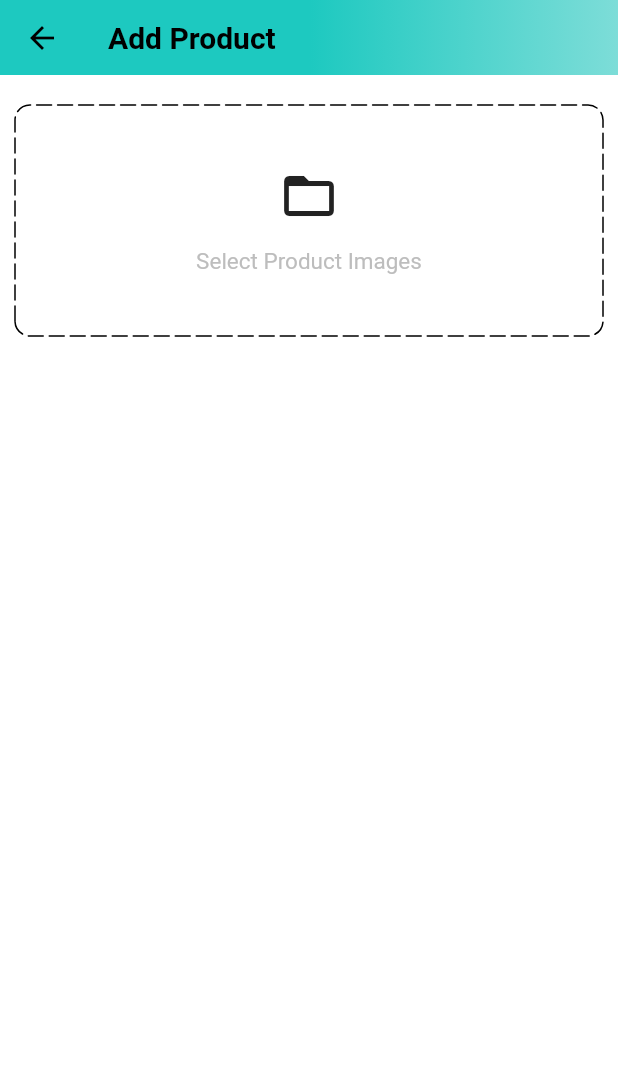
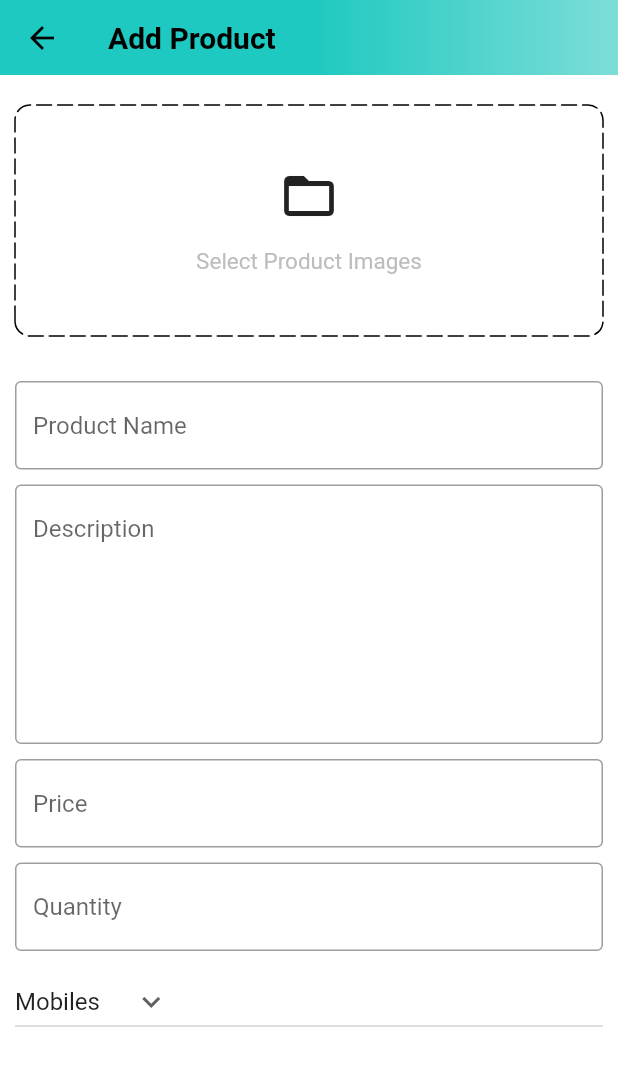
Before and after one commit to csarigumba/flutter_amazon_clone, a Flutter app: the AddProductScreen screen opened by its route, on a phone screen of 412 x 824 dp. Shown: the top 1066 px of the screen. Run offline on Flutter 3.47's test engine with Material 2 defaults, Android fonts, the phone set to English and light mode, and no system bars; drawn by our look-alikes of dotted_border; our stand-ins replace badges, carousel_slider, shared_preferences; accounts and stored records are empty.

Commit message:
feat: PRODUCT: Added contents for adding a product page.

```diff
--- a/lib/features/admin/screen/add_product_screen.dart
+++ b/lib/features/admin/screen/add_product_screen.dart
@@ -1,3 +1,4 @@
+import 'package:amazon_clone_tutorial/common/widgets/custom_textfield.dart';
 import 'package:amazon_clone_tutorial/constants/global_variables.dart';
 import 'package:dotted_border/dotted_border.dart';
 import 'package:flutter/material.dart';
@@ -11,6 +12,29 @@ class AddProductScreen extends StatefulWidget {
 }
 
 class _AddProductScreenState extends State<AddProductScreen> {
+  final TextEditingController productNameController = TextEditingController();
+  final TextEditingController descriptionController = TextEditingController();
+  final TextEditingController priceController = TextEditingController();
+  final TextEditingController quantityController = TextEditingController();
+
+  String category = 'Mobiles';
+  List<String> productCategories = [
+    'Mobiles',
+    'Essentials',
+    'Appliances',
+    'Books',
+    'Fashion'
+  ];
+
+  @override
+  void dispose() {
+    super.dispose();
+    productNameController.dispose();
+    descriptionController.dispose();
+    priceController.dispose();
+    quantityController.dispose();
+  }
+
   @override
   Widget build(BuildContext context) {
     return Scaffold(
@@ -68,6 +92,47 @@ class _AddProductScreenState extends State<AddProductScreen> {
                   ),
                 ),
               ),
+              const SizedBox(height: 30),
+              CustomTextField(
+                controller: productNameController,
+                hintText: 'Product Name',
+              ),
+              const SizedBox(height: 10),
+              CustomTextField(
+                controller: descriptionController,
+                hintText: 'Description',
+                maxLines: 7,
+              ),
+              const SizedBox(height: 10),
+              CustomTextField(
+                controller: priceController,
+                hintText: 'Price',
+              ),
+              const SizedBox(height: 10),
+              CustomTextField(
+                controller: quantityController,
+                hintText: 'Quantity',
+              ),
+              const SizedBox(height: 10),
+              SizedBox(
+                width: double.infinity,
+                child: DropdownButton(
+                  value: category,
+                  icon: const Icon(Icons.keyboard_arrow_down),
+                  items: productCategories.map((String item) {
+                    return DropdownMenuItem(
+                      value: item,
+                      child: Text(item),
+                    );
+                  }).toList(),
+                  onChanged: (String? newVal) {
+                    setState(() {
+                      category = newVal!;
+                    });
+                  },
+                ),
+              ),
+              const SizedBox(height: 10),
             ],
           ),
         )),
```
